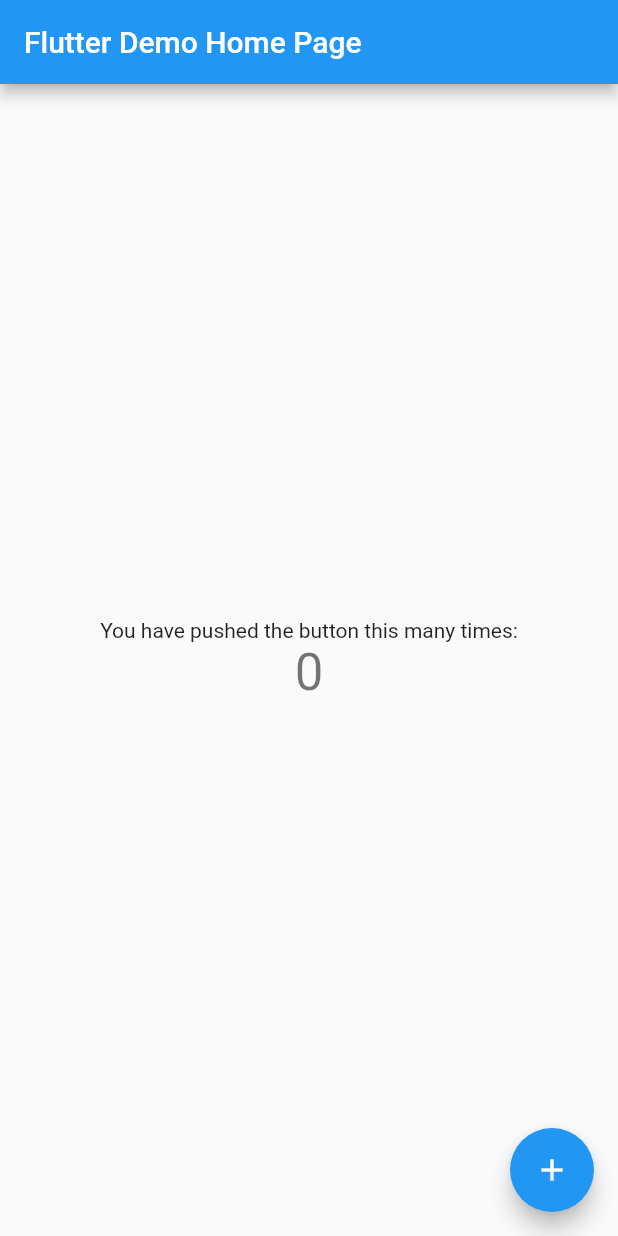
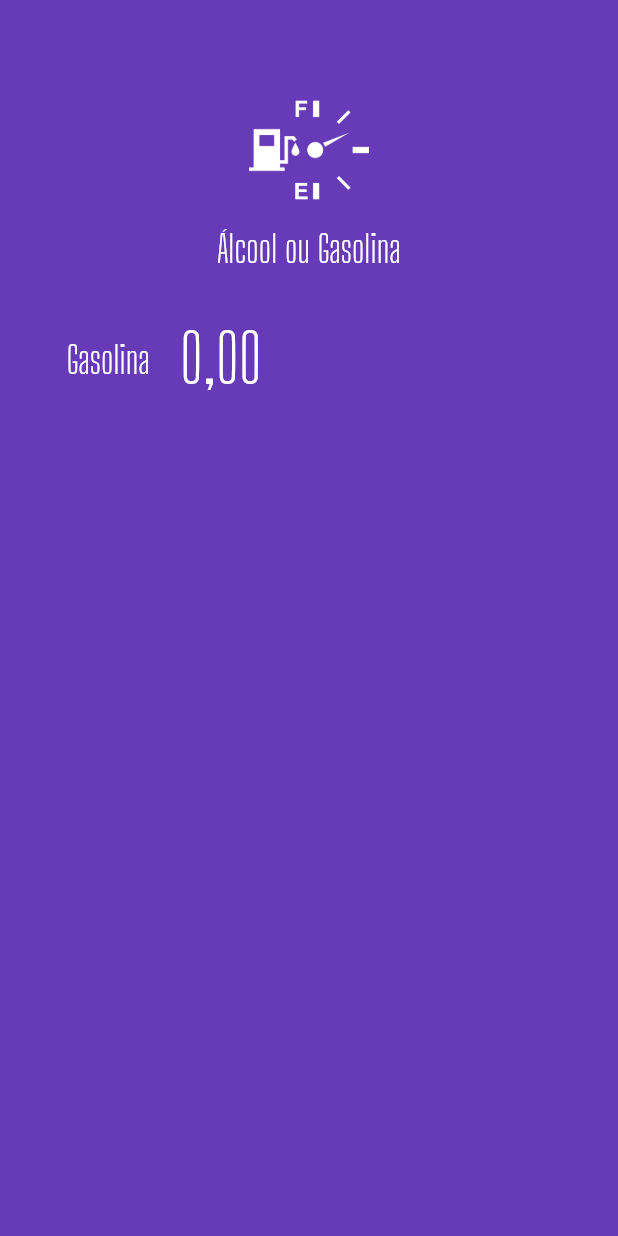
Before and after one commit to anahelenasilva/alcool_gasolina_flutter, a Flutter app: the screen it shows after launch, on a phone screen of 412 x 824 dp. Run offline on Flutter 3.47's test engine with Material 2 defaults, Android fonts, the phone set to English and light mode, and no system bars; our stand-ins replace flutter_masked_text.

Commit message:
Adding code

```diff
--- a/alcool_gasolina/lib/main.dart
+++ b/alcool_gasolina/lib/main.dart
@@ -1,111 +1,68 @@
+import 'package:alcool_gasolina/widgets/logo.widget.dart';
 import 'package:flutter/material.dart';
+import 'package:flutter_masked_text/flutter_masked_text.dart';
 
 void main() => runApp(MyApp());
 
 class MyApp extends StatelessWidget {
-  // This widget is the root of your application.
   @override
   Widget build(BuildContext context) {
     return MaterialApp(
-      title: 'Flutter Demo',
+      title: 'Álcool ou Gasolina',
+      debugShowCheckedModeBanner: false,
       theme: ThemeData(
-        // This is the theme of your application.
-        //
-        // Try running your application with "flutter run". You'll see the
-        // application has a blue toolbar. Then, without quitting the app, try
-        // changing the primarySwatch below to Colors.green and then invoke
-        // "hot reload" (press "r" in the console where you ran "flutter run",
-        // or simply save your changes to "hot reload" in a Flutter IDE).
-        // Notice that the counter didn't reset back to zero; the application
-        // is not restarted.
-        primarySwatch: Colors.blue,
+        primarySwatch: Colors.deepPurple,
       ),
-      home: MyHomePage(title: 'Flutter Demo Home Page'),
+      home: HomePage(),
     );
   }
 }
 
-class MyHomePage extends StatefulWidget {
-  MyHomePage({Key key, this.title}) : super(key: key);
-
-  // This widget is the home page of your application. It is stateful, meaning
-  // that it has a State object (defined below) that contains fields that affect
-  // how it looks.
-
-  // This class is the configuration for the state. It holds the values (in this
-  // case the title) provided by the parent (in this case the App widget) and
-  // used by the build method of the State. Fields in a Widget subclass are
-  // always marked "final".
-
-  final String title;
-
-  @override
-  _MyHomePageState createState() => _MyHomePageState();
-}
-
-class _MyHomePageState extends State<MyHomePage> {
-  int _counter = 0;
-
-  void _incrementCounter() {
-    setState(() {
-      // This call to setState tells the Flutter framework that something has
-      // changed in this State, which causes it to rerun the build method below
-      // so that the display can reflect the updated values. If we changed
-      // _counter without calling setState(), then the build method would not be
-      // called again, and so nothing would appear to happen.
-      _counter++;
-    });
-  }
+class HomePage extends StatelessWidget {
+  var _gasCtrl = new MoneyMaskedTextController();
 
   @override
   Widget build(BuildContext context) {
-    // This method is rerun every time setState is called, for instance as done
-    // by the _incrementCounter method above.
-    //
-    // The Flutter framework has been optimized to make rerunning build methods
-    // fast, so that you can just rebuild anything that needs updating rather
-    // than having to individually change instances of widgets.
     return Scaffold(
-      appBar: AppBar(
-        // Here we take the value from the MyHomePage object that was created by
-        // the App.build method, and use it to set our appbar title.
-        title: Text(widget.title),
+      backgroundColor: Theme.of(context).primaryColor,
+      body: ListView(
+        children: <Widget>[
+          Logo(),
+          Row(
+            children: <Widget>[
+              Container(
+                width: 100,
+                alignment: Alignment.centerRight,
+                child: Text(
+                  "Gasolina",
+                  style: TextStyle(
+                    color: Colors.white,
+                    fontSize: 25,
+                    fontFamily: "Big Shoulders Display",
+                  ),
+                ),
+              ),
+              SizedBox(
+                width: 20,
+              ),
+              Expanded(
+                child: TextFormField(
+                  controller: _gasCtrl,
+                  keyboardType: TextInputType.number,
+                  style: TextStyle(
+                    color: Colors.white,
+                    fontSize: 45,
+                    fontFamily: "Big Shoulders Display",
+                  ),
+                  decoration: InputDecoration(
+                    border: InputBorder.none,
+                  ),
+                ),
+              )
+            ],
+          )
+        ],
       ),
-      body: Center(
-        // Center is a layout widget. It takes a single child and positions it
-        // in the middle of the parent.
-        child: Column(
-          // Column is also a layout widget. It takes a list of children and
-          // arranges them vertically. By default, it sizes itself to fit its
-          // children horizontally, and tries to be as tall as its parent.
-          //
-          // Invoke "debug painting" (press "p" in the console, choose the
-          // "Toggle Debug Paint" action from the Flutter Inspector in Android
-          // Studio, or the "Toggle Debug Paint" command in Visual Studio Code)
-          // to see the wireframe for each widget.
-          //
-          // Column has various properties to control how it sizes itself and
-          // how it positions its children. Here we use mainAxisAlignment to
-          // center the children vertically; the main axis here is the vertical
-          // axis because Columns are vertical (the cross axis would be
-          // horizontal).
-          mainAxisAlignment: MainAxisAlignment.center,
-          children: <Widget>[
-            Text(
-              'You have pushed the button this many times:',
-            ),
-            Text(
-              '$_counter',
-              style: Theme.of(context).textTheme.display1,
-            ),
-          ],
-        ),
-      ),
-      floatingActionButton: FloatingActionButton(
-        onPressed: _incrementCounter,
-        tooltip: 'Increment',
-        child: Icon(Icons.add),
-      ), // This trailing comma makes auto-formatting nicer for build methods.
     );
   }
 }
--- /dev/null
+++ b/alcool_gasolina/lib/widgets/logo.widget.dart
@@ -0,0 +1,32 @@
+import 'package:flutter/material.dart';
+
+class Logo extends StatelessWidget {
+  @override
+  Widget build(BuildContext context) {
+    return Column(
+      children: <Widget>[
+        SizedBox(
+          height: 60,
+        ),
+        Image.asset(
+          "assets/images/aog-white.png",
+          height: 80,
+        ),
+        SizedBox(
+          height: 10,
+        ),
+        Text(
+          "Álcool ou Gasolina",
+          style: TextStyle(
+              color: Colors.white,
+              fontSize: 25,
+              fontFamily: "Big Shoulders Display"),
+          textAlign: TextAlign.center,
+        ),
+        SizedBox(
+          height: 20,
+        )
+      ],
+    );
+  }
+}
```
Also changed, not shown: alcool_gasolina/pubspec.yaml (+7 -6 lines), alcool_gasolina/assets/fonts/BigShouldersDisplay-Light.ttf (added), alcool_gasolina/assets/images/aog-white.png (added), alcool_gasolina/pubspec.lock.
